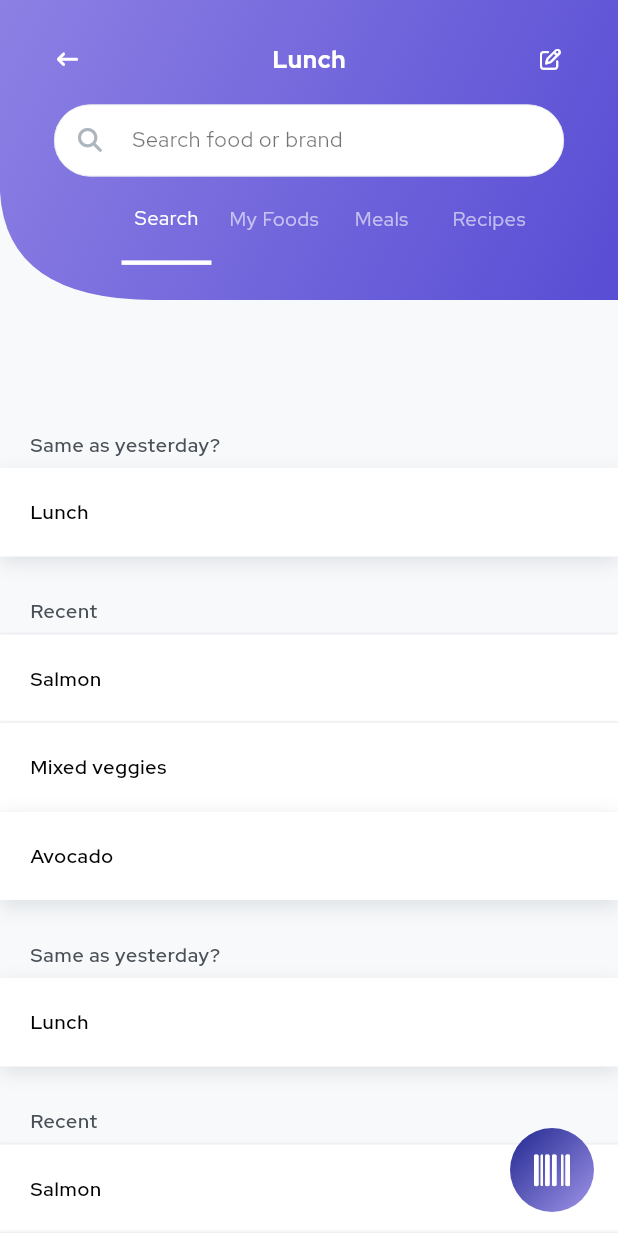
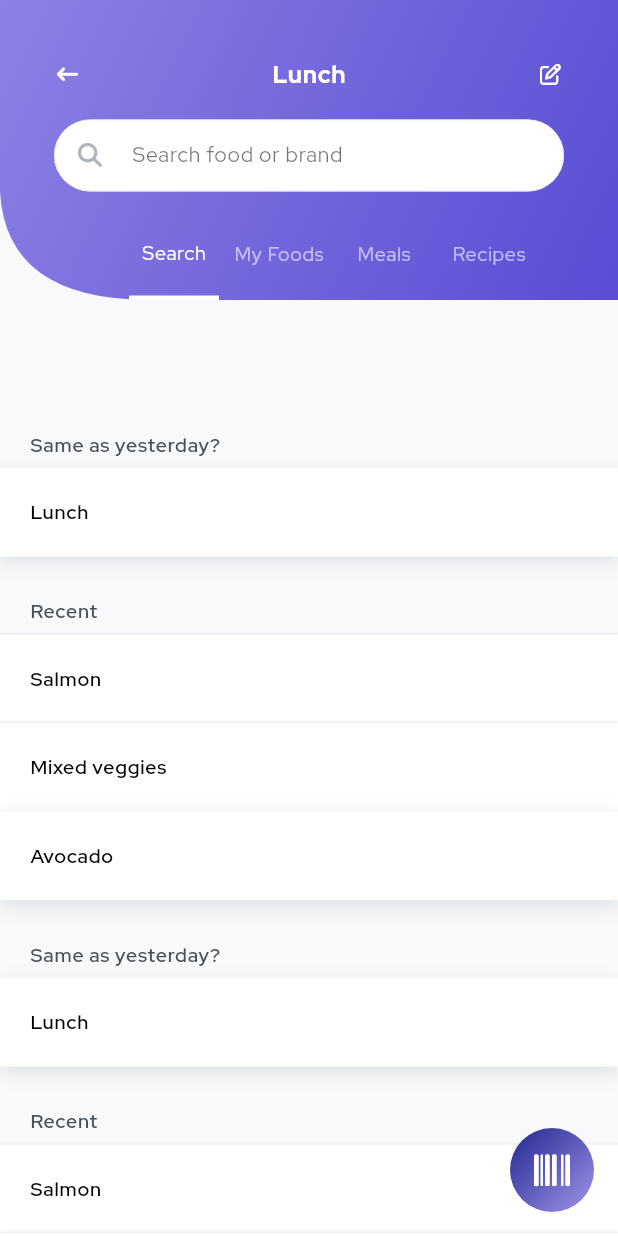
Before and after one commit to ezizull/tennet-gethired-app, a Flutter app: the screen it shows after launch, after a tap on "Breakfast", on a phone screen of 412 x 824 dp. Run offline on Flutter 3.47's test engine with Material 2 defaults, Android fonts, the light colour scheme and no system bars; our stand-ins replace font_awesome_flutter, get, google_fonts, percent_indicator, responsive_framework, simple_shadow.

Commit message:
add: meals-page v2

```diff
--- a/lib/utils/widgets/appbar_wave_widget.dart
+++ b/lib/utils/widgets/appbar_wave_widget.dart
@@ -41,8 +41,7 @@ class AppBarWaveWidgetClipper extends CustomClipper<Path> {
     path.lineTo(0.0, size.height - p1Diff);
 
     // rounded
-    path.quadraticBezierTo(
-        size.width * 0.01, size.height, size.width * 0.25, size.height);
+    path.quadraticBezierTo(size.width * 0.01, size.height, 100, size.height);
 
     path.lineTo(size.width, size.height);
     path.lineTo(size.width, 0.0);
--- a/lib/utils/widgets/silver_header_delegate_widget.dart
+++ b/lib/utils/widgets/silver_header_delegate_widget.dart
@@ -13,15 +13,20 @@ class SilverHeaderDelegateWidget extends SliverPersistentHeaderDelegate {
         shrinkOffset > minExtent ? minExtent : shrinkOffset;
 
     double offset = (minExtent - adjustedShrinkOffset) * 0.04;
-    double topPadding = MediaQuery.of(context).padding.top + 10;
+    double topPadding = MediaQuery.of(context).padding.top + 20;
 
     bool showNavigate = shrinkOffset > minExtent ? false : true;
 
+    debugPrint("$shrinkOffset $overlapsContent");
+
     return Stack(
       children: [
+        // background
         const AppBarWaveWidget(
           height: 200,
         ),
+
+        // element
         Positioned(
           top: topPadding + offset,
           left: 16,
@@ -68,11 +73,17 @@ class SilverHeaderDelegateWidget extends SliverPersistentHeaderDelegate {
 
               // searchbar
               const SearchBarWidget(),
+            ],
+          ),
+        ),
 
         // options
-              Container(
-                margin:
-                    EdgeInsets.only(left: showNavigate ? 65 : 40, right: 40),
+        Positioned(
+          left: 16,
+          right: 16,
+          bottom: 0,
+          child: Container(
+            margin: EdgeInsets.only(left: showNavigate ? 70 : 40, right: 40),
             child: Row(
               mainAxisAlignment: MainAxisAlignment.spaceBetween,
               crossAxisAlignment: CrossAxisAlignment.center,
@@ -90,6 +101,9 @@ class SilverHeaderDelegateWidget extends SliverPersistentHeaderDelegate {
                     elevation: 0,
                     heroTag: null,
                     shape: const BeveledRectangleBorder(),
+                    hoverElevation: 0,
+                    highlightElevation: 0,
+                    // focusElevation: 0,
                     backgroundColor: AppColors.transparent,
                     child: Text(
                       "Search",
@@ -117,6 +131,9 @@ class SilverHeaderDelegateWidget extends SliverPersistentHeaderDelegate {
                     elevation: 0,
                     heroTag: null,
                     shape: const BeveledRectangleBorder(),
+                    hoverElevation: 0,
+                    highlightElevation: 0,
+                    // focusElevation: 0,
                     backgroundColor: AppColors.transparent,
                     child: Text(
                       "My Foods",
@@ -144,6 +161,9 @@ class SilverHeaderDelegateWidget extends SliverPersistentHeaderDelegate {
                     elevation: 0,
                     heroTag: null,
                     shape: const BeveledRectangleBorder(),
+                    hoverElevation: 0,
+                    highlightElevation: 0,
+                    // focusElevation: 0,
                     backgroundColor: AppColors.transparent,
                     child: Text(
                       "Meals",
@@ -172,6 +192,9 @@ class SilverHeaderDelegateWidget extends SliverPersistentHeaderDelegate {
                     elevation: 0,
                     heroTag: null,
                     shape: const BeveledRectangleBorder(),
+                    hoverElevation: 0,
+                    highlightElevation: 0,
+                    // focusElevation: 0,
                     backgroundColor: AppColors.transparent,
                     child: Text(
                       "Recipes",
@@ -184,8 +207,6 @@ class SilverHeaderDelegateWidget extends SliverPersistentHeaderDelegate {
                 ),
               ],
             ),
-              ),
-            ],
           ),
         )
       ],
```
Also changed, not shown: 1 other file. Lines whose indentation alone changed are shown as unchanged.
